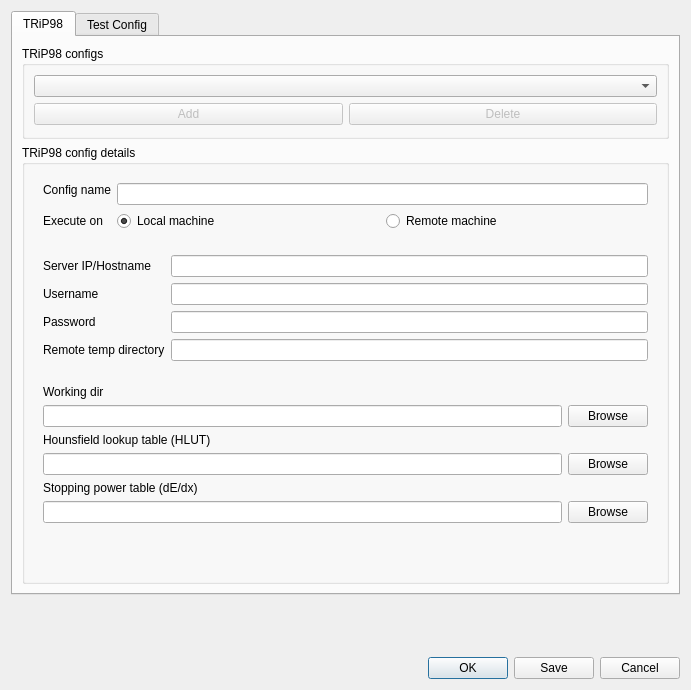
Old version of the form pytripgui/view/trip_config.ui in the repository pytrip/pytripgui.
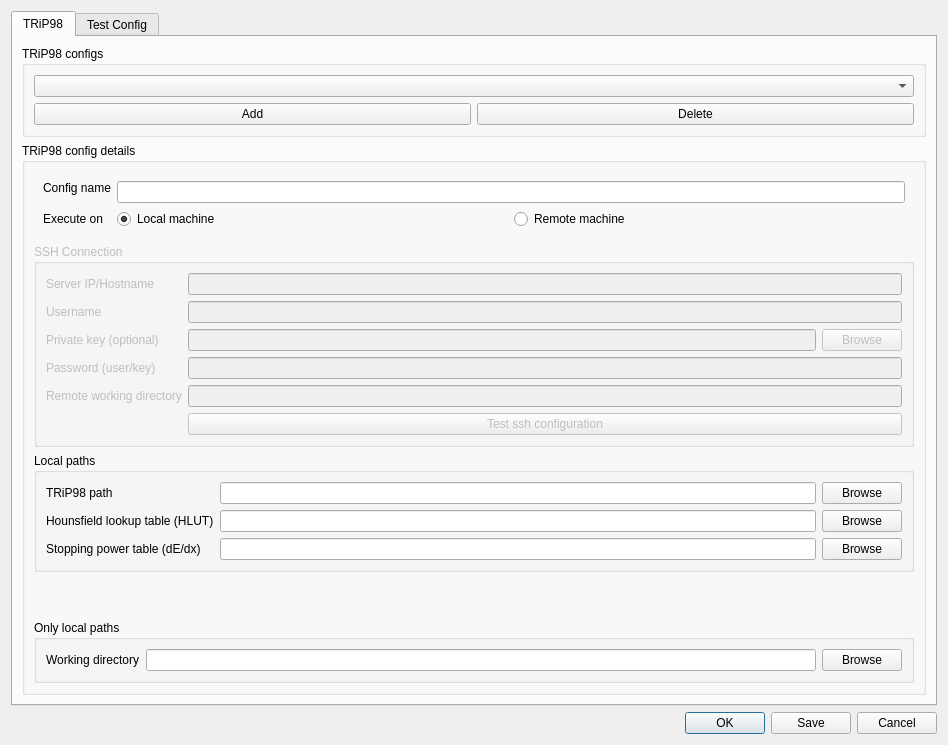
New version of the form.

Commit message: 1. Logging with private key works (pass protected and not) 2. Add "Remote/Local" Path info 3. Add Remote TRIP path 4. Shows errors more verbosely to user

```diff
--- a/pytripgui/view/trip_config.ui
+++ b/pytripgui/view/trip_config.ui
@@ -6,10 +6,16 @@
    <rect>
     <x>0</x>
     <y>0</y>
-    <width>691</width>
-    <height>690</height>
+    <width>948</width>
+    <height>745</height>
    </rect>
   </property>
+  <property name="sizePolicy">
+   <sizepolicy hsizetype="Preferred" vsizetype="Maximum">
+    <horstretch>0</horstretch>
+    <verstretch>0</verstretch>
+   </sizepolicy>
+  </property>
   <property name="windowTitle">
    <string>TRiP98 Configuration</string>
   </property>
@@ -43,9 +49,9 @@
           <item>
            <layout class="QHBoxLayout" name="horizontalLayout_2">
             <item>
-             <widget class="QPushButton" name="add">
+             <widget class="QPushButton" name="add_pushButton">
               <property name="enabled">
-               <bool>false</bool>
+               <bool>true</bool>
               </property>
               <property name="text">
                <string>Add</string>
@@ -53,9 +59,9 @@
              </widget>
             </item>
             <item>
-             <widget class="QPushButton" name="remove">
+             <widget class="QPushButton" name="remove_pushButton">
               <property name="enabled">
-               <bool>false</bool>
+               <bool>true</bool>
               </property>
               <property name="text">
                <string>Delete</string>
@@ -77,94 +83,112 @@
          </property>
          <layout class="QGridLayout" name="gridLayout_2">
           <item row="3" column="0">
-           <widget class="QFrame" name="frame_hlut">
-            <property name="sizePolicy">
-             <sizepolicy hsizetype="Preferred" vsizetype="Maximum">
-              <horstretch>0</horstretch>
-              <verstretch>0</verstretch>
-             </sizepolicy>
+           <widget class="QGroupBox" name="ssh_GroupBox">
+            <property name="enabled">
+             <bool>false</bool>
             </property>
-            <layout class="QGridLayout" name="gridLayout">
+            <property name="title">
+             <string>SSH Connection</string>
+            </property>
+            <layout class="QFormLayout" name="ssh_formLayout">
              <item row="0" column="0">
-              <widget class="QLabel" name="wdirpath_label">
-               <property name="sizePolicy">
-                <sizepolicy hsizetype="Preferred" vsizetype="Minimum">
-                 <horstretch>0</horstretch>
-                 <verstretch>0</verstretch>
-                </sizepolicy>
-               </property>
+              <widget class="QLabel" name="host_label">
                <property name="text">
-                <string>Working dir</string>
+                <string>Server IP/Hostname</string>
                </property>
               </widget>
              </item>
-             <item row="6" column="0">
-              <spacer name="verticalSpacer">
-               <property name="orientation">
-                <enum>Qt::Vertical</enum>
-               </property>
-               <property name="sizeHint" stdset="0">
-                <size>
-                 <width>20</width>
-                 <height>40</height>
-                </size>
-               </property>
-              </spacer>
-             </item>
-             <item row="5" column="0">
-              <widget class="QLineEdit" name="dedx_lineEdit">
-               <property name="sizePolicy">
-                <sizepolicy hsizetype="Expanding" vsizetype="Minimum">
-                 <horstretch>0</horstretch>
-                 <verstretch>0</verstretch>
-                </sizepolicy>
-               </property>
-              </widget>
+             <item row="0" column="1">
+              <widget class="QLineEdit" name="host_lineEdit"/>
              </item>
              <item row="1" column="0">
-              <widget class="QLineEdit" name="wdirPath_lineEdit">
-               <property name="sizePolicy">
-                <sizepolicy hsizetype="Expanding" vsizetype="Minimum">
-                 <horstretch>0</horstretch>
-                 <verstretch>0</verstretch>
-                </sizepolicy>
+              <widget class="QLabel" name="username_label">
+               <property name="text">
+                <string>Username</string>
                </property>
               </widget>
              </item>
              <item row="1" column="1">
-              <widget class="QPushButton" name="wdirPath_pushButton">
-               <property name="sizePolicy">
-                <sizepolicy hsizetype="Minimum" vsizetype="Minimum">
-                 <horstretch>0</horstretch>
-                 <verstretch>0</verstretch>
-                </sizepolicy>
-               </property>
-               <property name="text">
-                <string>Browse</string>
-               </property>
-              </widget>
-             </item>
-             <item row="5" column="1">
-              <widget class="QPushButton" name="dedx_pushButton">
-               <property name="text">
-                <string>Browse</string>
-               </property>
-              </widget>
+              <widget class="QLineEdit" name="username_lineEdit"/>
              </item>
              <item row="2" column="0">
               <widget class="QLabel" name="label_2">
-               <property name="sizePolicy">
-                <sizepolicy hsizetype="Preferred" vsizetype="Maximum">
-                 <horstretch>0</horstretch>
-                 <verstretch>0</verstretch>
-                </sizepolicy>
+               <property name="text">
+                <string>Private key (optional)</string>
                </property>
+              </widget>
+             </item>
+             <item row="2" column="1">
+              <layout class="QHBoxLayout" name="horizontalLayout_3">
+               <item>
+                <widget class="QLineEdit" name="pkey_lineEdit"/>
+               </item>
+               <item>
+                <widget class="QPushButton" name="pKey_pushButton">
+                 <property name="text">
+                  <string>Browse</string>
+                 </property>
+                </widget>
+               </item>
+              </layout>
+             </item>
+             <item row="3" column="1">
+              <widget class="QLineEdit" name="password_lineEdit">
+               <property name="echoMode">
+                <enum>QLineEdit::Password</enum>
+               </property>
+              </widget>
+             </item>
+             <item row="3" column="0">
+              <widget class="QLabel" name="password_label">
                <property name="text">
-                <string>Hounsfield lookup table (HLUT)</string>
+                <string>Password (user/key)</string>
                </property>
               </widget>
              </item>
+             <item row="4" column="1">
+              <widget class="QLineEdit" name="wdirRemote_lineEdit"/>
+             </item>
              <item row="4" column="0">
+              <widget class="QLabel" name="wdirRemote_label">
+               <property name="text">
+                <string>Remote working directory</string>
+               </property>
+              </widget>
+             </item>
+             <item row="5" column="1">
+              <widget class="QPushButton" name="testSsh_pushButton">
+               <property name="text">
+                <string>Test ssh configuration</string>
+               </property>
+              </widget>
+             </item>
+            </layout>
+           </widget>
+          </item>
+          <item row="7" column="0">
+           <widget class="QGroupBox" name="remoteLocal_groupBox">
+            <property name="sizePolicy">
+             <sizepolicy hsizetype="Preferred" vsizetype="Maximum">
+              <horstretch>0</horstretch>
+              <verstretch>0</verstretch>
+             </sizepolicy>
+            </property>
+            <property name="title">
+             <string>Local paths</string>
+            </property>
+            <layout class="QGridLayout" name="gridLayout">
+             <item row="5" column="1">
+              <widget class="QLineEdit" name="hlut_lineEdit">
+               <property name="sizePolicy">
+                <sizepolicy hsizetype="Expanding" vsizetype="Minimum">
+                 <horstretch>0</horstretch>
+                 <verstretch>0</verstretch>
+                </sizepolicy>
+               </property>
+              </widget>
+             </item>
+             <item row="7" column="0">
               <widget class="QLabel" name="label">
                <property name="sizePolicy">
                 <sizepolicy hsizetype="Preferred" vsizetype="Maximum">
@@ -177,9 +201,29 @@
                </property>
               </widget>
              </item>
-             <item row="3" column="0">
-              <widget class="QLineEdit" name="hlut_lineEdit">
+             <item row="7" column="2">
+              <widget class="QPushButton" name="dedx_pushButton">
+               <property name="text">
+                <string>Browse</string>
+               </property>
+              </widget>
+             </item>
+             <item row="1" column="2">
+              <widget class="QPushButton" name="tripPath_pushButton">
                <property name="sizePolicy">
+                <sizepolicy hsizetype="Minimum" vsizetype="Minimum">
+                 <horstretch>0</horstretch>
+                 <verstretch>0</verstretch>
+                </sizepolicy>
+               </property>
+               <property name="text">
+                <string>Browse</string>
+               </property>
+              </widget>
+             </item>
+             <item row="1" column="1">
+              <widget class="QLineEdit" name="tripPath_lineEdit">
+               <property name="sizePolicy">
                 <sizepolicy hsizetype="Expanding" vsizetype="Minimum">
                  <horstretch>0</horstretch>
                  <verstretch>0</verstretch>
@@ -187,7 +231,43 @@
                </property>
               </widget>
              </item>
-             <item row="3" column="1">
+             <item row="1" column="0">
+              <widget class="QLabel" name="tripPath_label">
+               <property name="sizePolicy">
+                <sizepolicy hsizetype="Preferred" vsizetype="Minimum">
+                 <horstretch>0</horstretch>
+                 <verstretch>0</verstretch>
+                </sizepolicy>
+               </property>
+               <property name="text">
+                <string>TRiP98 path</string>
+               </property>
+              </widget>
+             </item>
+             <item row="7" column="1">
+              <widget class="QLineEdit" name="dedx_lineEdit">
+               <property name="sizePolicy">
+                <sizepolicy hsizetype="Expanding" vsizetype="Minimum">
+                 <horstretch>0</horstretch>
+                 <verstretch>0</verstretch>
+                </sizepolicy>
+               </property>
+              </widget>
+             </item>
+             <item row="5" column="0">
+              <widget class="QLabel" name="hlut_label">
+               <property name="sizePolicy">
+                <sizepolicy hsizetype="Preferred" vsizetype="Maximum">
+                 <horstretch>0</horstretch>
+                 <verstretch>0</verstretch>
+                </sizepolicy>
+               </property>
+               <property name="text">
+                <string>Hounsfield lookup table (HLUT)</string>
+               </property>
+              </widget>
+             </item>
+             <item row="5" column="2">
               <widget class="QPushButton" name="hlut_pushButton">
                <property name="text">
                 <string>Browse</string>
@@ -275,114 +355,64 @@
             </layout>
            </widget>
           </item>
-          <item row="2" column="0">
-           <widget class="QStackedWidget" name="pathConfig_stackedWidget">
-            <property name="sizePolicy">
-             <sizepolicy hsizetype="Expanding" vsizetype="Maximum">
-              <horstretch>0</horstretch>
-              <verstretch>0</verstretch>
-             </sizepolicy>
+          <item row="9" column="0">
+           <widget class="QGroupBox" name="verticalGroupBox">
+            <property name="title">
+             <string>Only local paths</string>
             </property>
-            <property name="currentIndex">
-             <number>1</number>
-            </property>
-            <widget class="QWidget" name="stackedWidget_local">
-             <layout class="QFormLayout" name="formLayout_2">
-              <property name="formAlignment">
-               <set>Qt::AlignLeading|Qt::AlignLeft|Qt::AlignVCenter</set>
-              </property>
-              <item row="1" column="0">
-               <widget class="QLabel" name="tripPath_label">
-                <property name="sizePolicy">
-                 <sizepolicy hsizetype="Preferred" vsizetype="Minimum">
-                  <horstretch>0</horstretch>
-                  <verstretch>0</verstretch>
-                 </sizepolicy>
-                </property>
-                <property name="text">
-                 <string>TRiP98 path</string>
-                </property>
-               </widget>
-              </item>
-              <item row="1" column="1">
-               <layout class="QHBoxLayout" name="horizontalLayout_3">
-                <item>
-                 <widget class="QLineEdit" name="tripPath_lineEdit">
-                  <property name="sizePolicy">
-                   <sizepolicy hsizetype="Expanding" vsizetype="Minimum">
-                    <horstretch>0</horstretch>
-                    <verstretch>0</verstretch>
-                   </sizepolicy>
-                  </property>
-                 </widget>
-                </item>
-                <item>
-                 <widget class="QPushButton" name="tripPath_pushButton">
-                  <property name="sizePolicy">
-                   <sizepolicy hsizetype="Minimum" vsizetype="Minimum">
-                    <horstretch>0</horstretch>
-                    <verstretch>0</verstretch>
-                   </sizepolicy>
-                  </property>
-                  <property name="text">
-                   <string>Browse</string>
-                  </property>
-                 </widget>
-                </item>
-               </layout>
-              </item>
-             </layout>
-            </widget>
-            <widget class="QWidget" name="stackedWidget_remote">
-             <layout class="QFormLayout" name="formLayout_3">
-              <item row="0" column="0">
-               <widget class="QLabel" name="host_label">
-                <property name="text">
-                 <string>Server IP/Hostname</string>
-                </property>
-               </widget>
-              </item>
-              <item row="0" column="1">
-               <widget class="QLineEdit" name="host_lineEdit"/>
-              </item>
-              <item row="1" column="0">
-               <widget class="QLabel" name="username_label">
-                <property name="text">
-                 <string>Username</string>
-                </property>
-               </widget>
-              </item>
-              <item row="1" column="1">
-               <widget class="QLineEdit" name="username_lineEdit"/>
-              </item>
-              <item row="2" column="0">
-               <widget class="QLabel" name="password_label">
-                <property name="text">
-                 <string>Password</string>
-                </property>
-               </widget>
-              </item>
-              <item row="2" column="1">
-               <widget class="QLineEdit" name="password_lineEdit">
-                <property name="echoMode">
-                 <enum>QLineEdit::Password</enum>
-                </property>
-               </widget>
-              </item>
-              <item row="3" column="0">
-               <widget class="QLabel" name="wdirRemote_label">
-                <property name="text">
-                 <string>Remote temp directory</string>
-                </property>
-               </widget>
-              </item>
-              <item row="3" column="1">
-               <widget class="QLineEdit" name="wdirRemote_lineEdit"/>
-              </item>
-             </layout>
-            </widget>
+            <layout class="QGridLayout" name="gridLayout_3">
+             <item row="3" column="0">
+              <widget class="QLabel" name="wdirpath_label">
+               <property name="sizePolicy">
+                <sizepolicy hsizetype="Preferred" vsizetype="Minimum">
+                 <horstretch>0</horstretch>
+                 <verstretch>0</verstretch>
+                </sizepolicy>
+               </property>
+               <property name="text">
+                <string>Working directory</string>
+               </property>
+              </widget>
+             </item>
+             <item row="3" column="1">
+              <widget class="QLineEdit" name="wdirPath_lineEdit">
+               <property name="sizePolicy">
+                <sizepolicy hsizetype="Expanding" vsizetype="Minimum">
+                 <horstretch>0</horstretch>
+                 <verstretch>0</verstretch>
+                </sizepolicy>
+               </property>
+              </widget>
+             </item>
+             <item row="3" column="2">
+              <widget class="QPushButton" name="wdirPath_pushButton">
+               <property name="sizePolicy">
+                <sizepolicy hsizetype="Minimum" vsizetype="Minimum">
+                 <horstretch>0</horstretch>
+                 <verstretch>0</verstretch>
+                </sizepolicy>
+               </property>
+               <property name="text">
+                <string>Browse</string>
+               </property>
+              </widget>
+             </item>
+            </layout>
            </widget>
           </item>
+          <item row="8" column="0">
+           <spacer name="verticalSpacer">
+            <property name="orientation">
+             <enum>Qt::Vertical</enum>
+            </property>
+            <property name="sizeHint" stdset="0">
+             <size>
+              <width>20</width>
+              <height>40</height>
+             </size>
+            </property>
+           </spacer>
+          </item>
          </layout>
         </widget>
        </item>
@@ -498,19 +528,6 @@
      </widget>
     </widget>
    </item>
-   <item>
-    <spacer name="verticalSpacer_2">
-     <property name="orientation">
-      <enum>Qt::Vertical</enum>
-     </property>
-     <property name="sizeHint" stdset="0">
-      <size>
-       <width>20</width>
-       <height>40</height>
-      </size>
-     </property>
-    </spacer>
-   </item>
    <item>
     <widget class="QDialogButtonBox" name="accept_buttonBox">
      <property name="standardButtons">
```
The commit also changes 5 other files.
